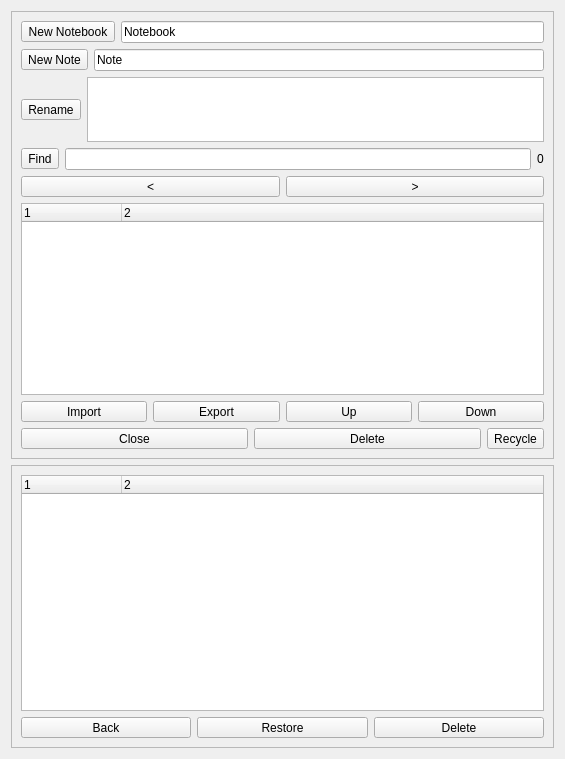
This is src/NotesList.ui in ic005k/Knot-Legacy as Qt 5 draws it before an edit. The edited form follows.
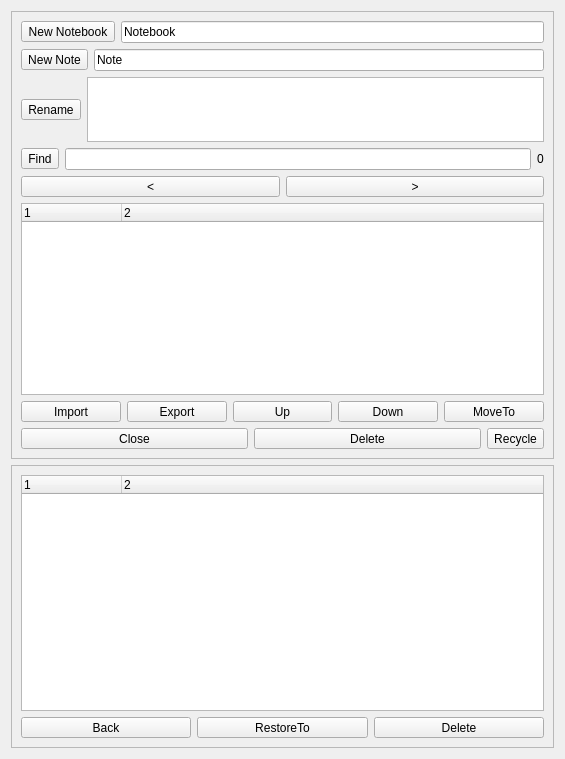
This is the edited form. Icons and pictures are not drawn.

Commit message: Redesigned the notes feature.

Diff of the .ui file:
```diff
--- a/src/NotesList.ui
+++ b/src/NotesList.ui
@@ -274,6 +274,19 @@
           </property>
          </widget>
         </item>
+        <item>
+         <widget class="QToolButton" name="btnMoveTo">
+          <property name="sizePolicy">
+           <sizepolicy hsizetype="Preferred" vsizetype="Fixed">
+            <horstretch>0</horstretch>
+            <verstretch>0</verstretch>
+           </sizepolicy>
+          </property>
+          <property name="text">
+           <string>MoveTo</string>
+          </property>
+         </widget>
+        </item>
        </layout>
       </item>
       <item>
@@ -369,7 +382,7 @@
            </sizepolicy>
           </property>
           <property name="text">
-           <string>Restore</string>
+           <string>RestoreTo</string>
           </property>
          </widget>
         </item>
```
The commit also changes 4 other files.
